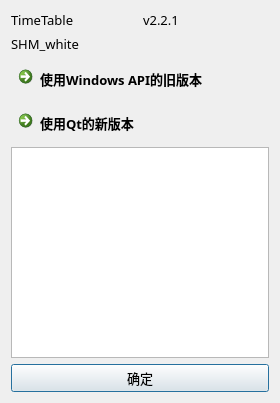
SHM-white/TimeTable-Qt, file TimeTable-Qt/about.ui: the form before one commit.
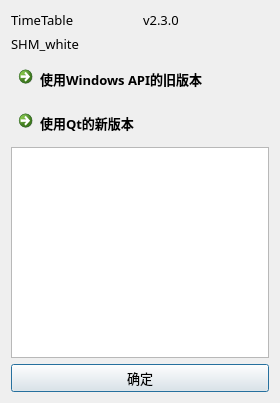
The form after the commit. Icons and pictures are not drawn.

Patch:
```diff
--- a/TimeTable-Qt/about.ui
+++ b/TimeTable-Qt/about.ui
@@ -53,7 +53,7 @@
        <item>
         <widget class="QLabel" name="label_3">
          <property name="text">
-          <string>v2.2.1</string>
+          <string>v2.3.0</string>
          </property>
         </widget>
        </item>
```
